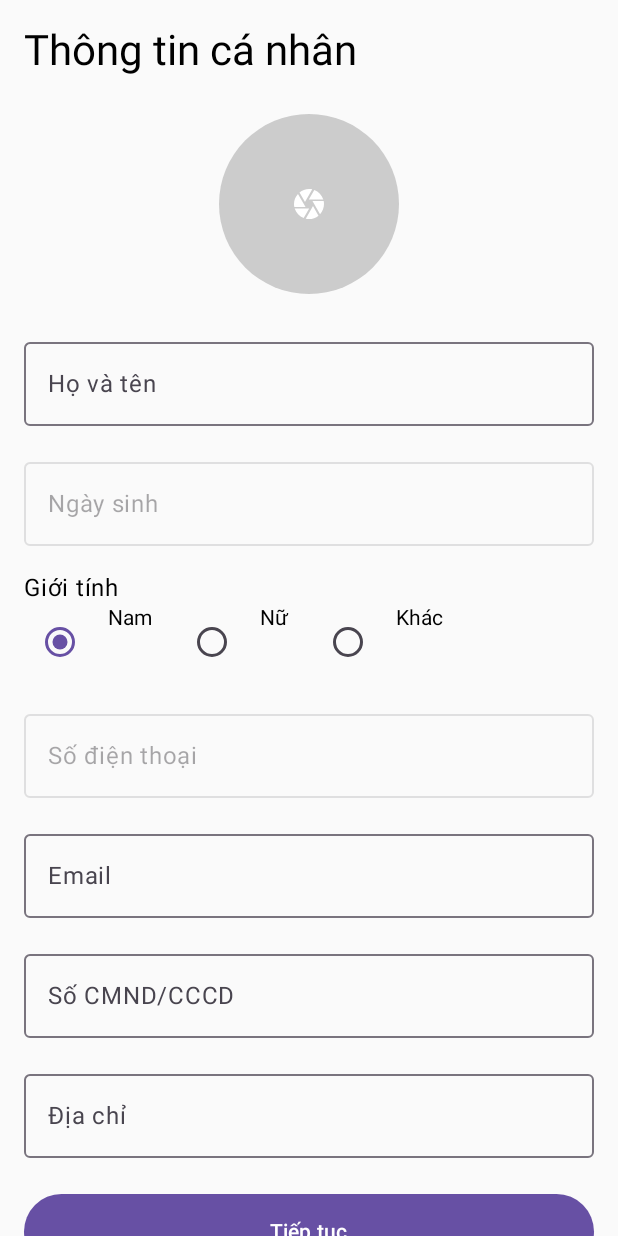
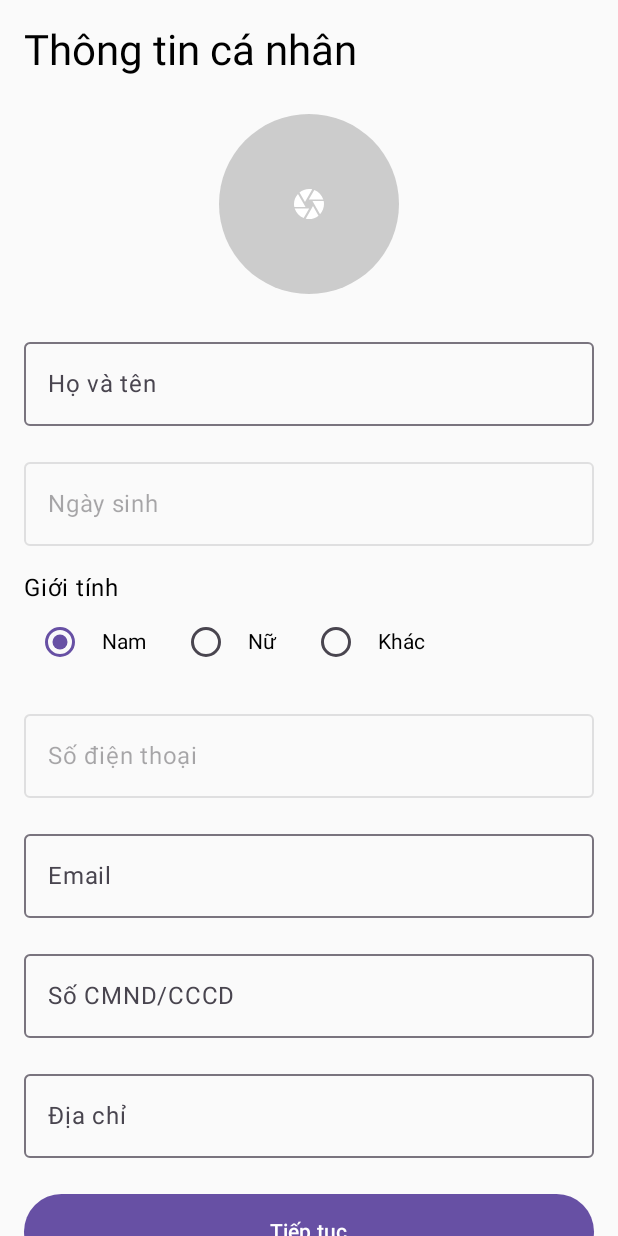
Before and after one commit to doubletl22/Jobjet, an Android app built with Jetpack Compose: the ProfileInfoScreen screen opened through its navigation route, on a phone screen of 412 x 824 dp. Run offline under Robolectric (Android 15) with nearby library versions, the phone set to English and light mode, and no system bars; our stand-ins replace Firebase (no records; nobody signed in at launch, a user with empty details on screens opened directly).

Commit message:
đổi ProfileInfoScreen.kt

```diff
--- a/app/src/main/java/com/example/jobjetv1/ui/view/loginscreen/ProfileInfoScreen.kt
+++ b/app/src/main/java/com/example/jobjetv1/ui/view/loginscreen/ProfileInfoScreen.kt
@@ -51,7 +51,8 @@ import java.util.*
 @Composable
 fun ProfileInfoScreen(
     viewModel: ProfileInfoViewModel,
-    onProfileComplete: () -> Unit
+    onProfileComplete: () -> Unit,
+    onLogout: () -> Unit
 ) {
     val context = LocalContext.current
     val scrollState = rememberScrollState()
@@ -92,10 +93,12 @@ fun ProfileInfoScreen(
                     contentDescription = "Add photo",
                     tint = Color.White
                 )
+                // Note: This Text might be positioned awkwardly.
+                // Consider using a Stack or another approach for overlaying text on an image.
                 Text(
                     text = "Chạm để thêm ảnh",
                     color = Color.White,
-                    modifier = Modifier.padding(top = 140.dp)
+                    modifier = Modifier.padding(top = 140.dp) // This will likely place the text outside the Box bounds
                 )
             }
 
@@ -116,10 +119,12 @@ fun ProfileInfoScreen(
                 value = viewModel.dateOfBirth,
                 onValueChange = { },
                 label = { Text("Ngày sinh") },
+                readOnly = true, // It's better to use readOnly for fields that open a dialog
                 modifier = Modifier
                     .fillMaxWidth()
                     .clickable { showDatePicker = true },
-                enabled = false
+                enabled = false // Note: enabled=false makes it non-clickable. You might want to remove this.
+                // A common pattern is to just use the clickable modifier on a non-enabled-looking field.
             )
 
             // Gender Selection
@@ -127,25 +132,26 @@ fun ProfileInfoScreen(
                 Text("Giới tính", style = MaterialTheme.typography.bodyLarge)
                 Row(
                     modifier = Modifier.fillMaxWidth(),
-                    horizontalArrangement = Arrangement.Start
+                    horizontalArrangement = Arrangement.Start,
+                    verticalAlignment = Alignment.CenterVertically // Align items nicely
                 ) {
                     RadioButton(
                         selected = viewModel.gender == "Nam",
                         onClick = { viewModel.onGenderChanged("Nam") }
                     )
-                    Text("Nam", modifier = Modifier.padding(start = 8.dp, end = 16.dp))
+                    Text("Nam", modifier = Modifier.padding(start = 4.dp, end = 16.dp))
 
                     RadioButton(
                         selected = viewModel.gender == "Nữ",
                         onClick = { viewModel.onGenderChanged("Nữ") }
                     )
-                    Text("Nữ", modifier = Modifier.padding(start = 8.dp, end = 16.dp))
+                    Text("Nữ", modifier = Modifier.padding(start = 4.dp, end = 16.dp))
 
                     RadioButton(
                         selected = viewModel.gender == "Khác",
                         onClick = { viewModel.onGenderChanged("Khác") }
                     )
-                    Text("Khác", modifier = Modifier.padding(start = 8.dp))
+                    Text("Khác", modifier = Modifier.padding(start = 4.dp))
                 }
             }
 
@@ -165,8 +171,8 @@ fun ProfileInfoScreen(
                 value = viewModel.email,
                 onValueChange = { newValue -> viewModel.onEmailChanged(newValue) },
                 label = { Text("Email") },
-                modifier = Modifier.fillMaxWidth(),
-                keyboardType = KeyboardType.Email
+                modifier = Modifier.fillMaxWidth()
+                // keyboardOptions corrected below
             )
 
             Spacer(modifier = Modifier.height(16.dp))
@@ -176,8 +182,8 @@ fun ProfileInfoScreen(
                 value = viewModel.idNumber,
                 onValueChange = { newValue -> viewModel.onIdNumberChanged(newValue) },
                 label = { Text("Số CMND/CCCD") },
-                modifier = Modifier.fillMaxWidth(),
-                keyboardType = KeyboardType.Number
+                modifier = Modifier.fillMaxWidth()
+                // keyboardOptions corrected below
             )
 
             Spacer(modifier = Modifier.height(16.dp))
@@ -192,14 +198,14 @@ fun ProfileInfoScreen(
 
             Spacer(modifier = Modifier.height(24.dp))
 
-            // Continue Button
+            // Continue Button (Corrected)
             Button(
-                onClick = { viewModel.saveProfile(onProfileComplete) },
+                onClick = { viewModel.saveProfile(onProfileComplete) }, // ACTION
                 modifier = Modifier
                     .fillMaxWidth()
                     .height(50.dp),
                 enabled = !viewModel.uiState.isLoading
-            ) {
+            ) { // CONTENT starts here
                 if (viewModel.uiState.isLoading) {
                     CircularProgressIndicator(
                         modifier = Modifier.size(24.dp),
@@ -208,6 +214,19 @@ fun ProfileInfoScreen(
                 } else {
                     Text("Tiếp tục")
                 }
+            }
+
+            Spacer(modifier = Modifier.height(16.dp))
+
+            // Logout Button (Corrected)
+            Button(
+                onClick = { viewModel.logout(onLogout) }, // ACTION
+                modifier = Modifier
+                    .fillMaxWidth()
+                    .height(50.dp),
+                colors = ButtonDefaults.buttonColors(containerColor = MaterialTheme.colorScheme.error)
+            ) { // CONTENT starts here
+                Text("Đăng xuất", color = MaterialTheme.colorScheme.onError)
             }
 
             // Error message
@@ -273,12 +292,11 @@ fun ProfileInfoScreen(
                 }
             }
         ) {
-            Column {
-                DatePicker(
-                    state = datePickerState,
-                    showModeToggle = false
-                )
-            }
+            // DatePicker is the content of the dialog
+            DatePicker(
+                state = datePickerState,
+                showModeToggle = false // This is deprecated, you might want to remove it
+            )
         }
     }
 }
```
Also changed, not shown: 1 other file.
